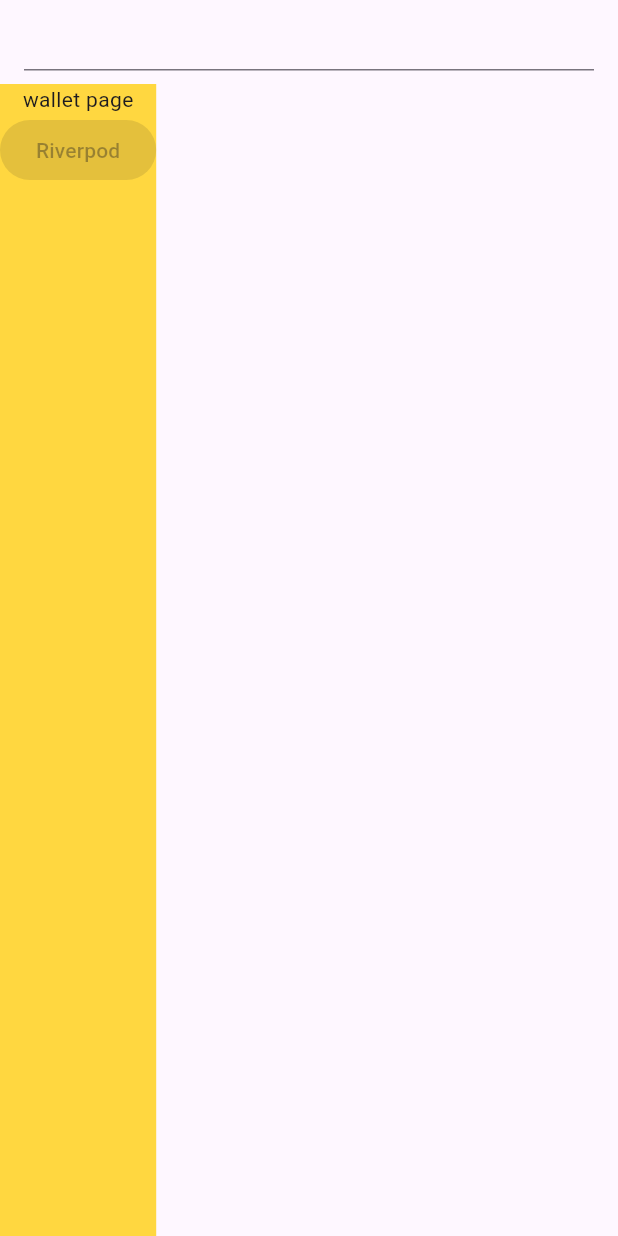
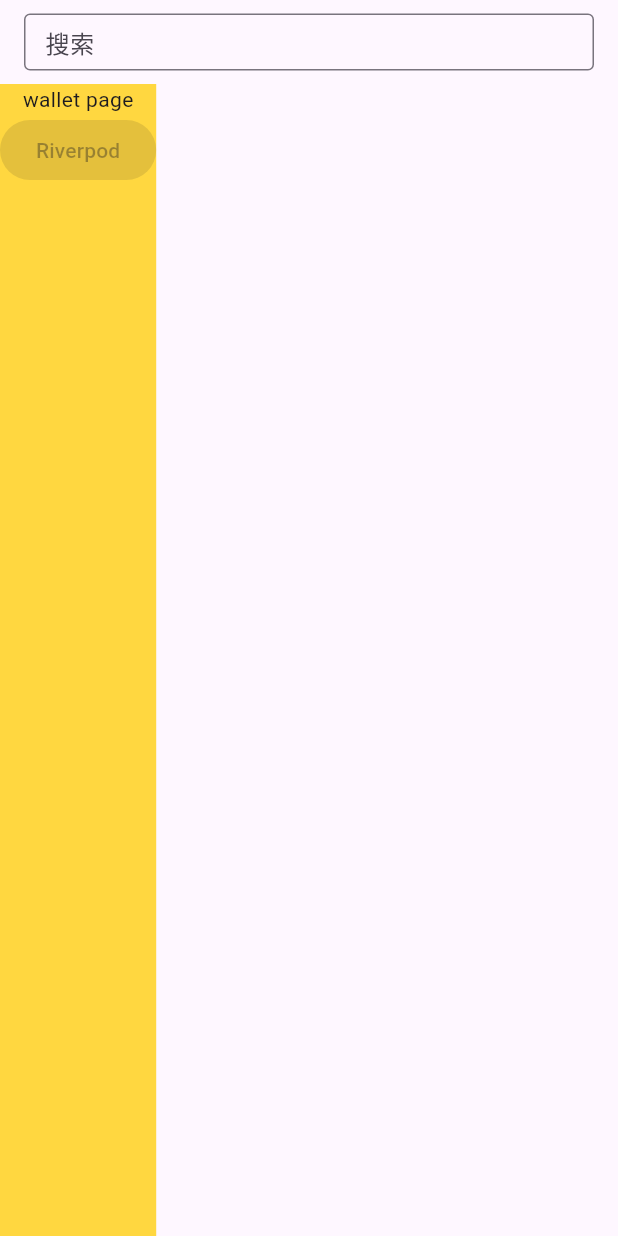
Before and after one commit to webeautiful/flutter_starter, a Flutter app: the WalletPage screen opened by its route, on a phone screen of 412 x 824 dp. Run offline on Flutter 3.47's test engine with Material 2 defaults, Android fonts, the phone set to English and light mode, and no system bars; our stand-ins replace dio, flutter_riverpod, flutter_smart_dialog, go_router, logger, shared_preferences; accounts and stored records are empty; generated files the repository leaves out were written again.

Commit message:
feat: TextField outline border

```diff
--- a/lib/page/wallet/page.dart
+++ b/lib/page/wallet/page.dart
@@ -33,6 +33,9 @@ class _WalletPageState extends State<WalletPage>
       appBar: AppBar(
         title: const TextField(
           decoration: InputDecoration(
+            border: OutlineInputBorder(),
+            hintText: '搜索',
+            contentPadding: EdgeInsets.symmetric(horizontal: 10, vertical: 2),
             constraints: BoxConstraints(
               maxHeight: 38,
             ),
```
